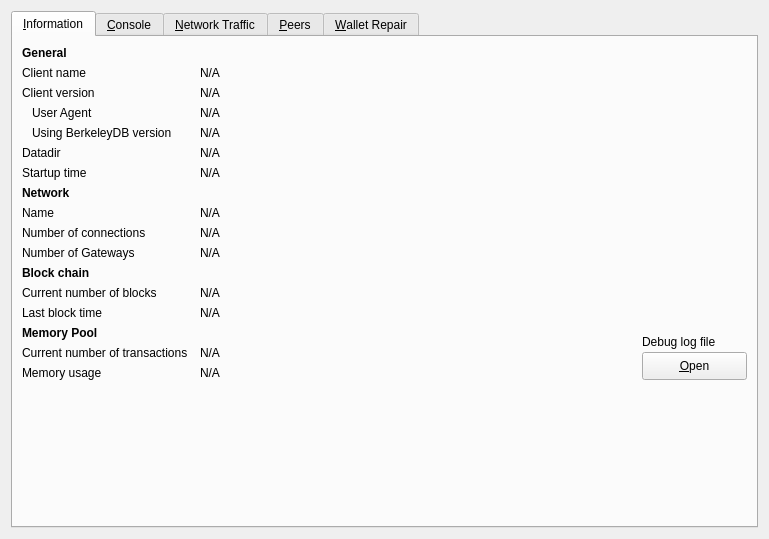
The window that src/qt/forms/debugwindow.ui (soom-4th-blockchain/soom-core) describes before a commit, drawn with Qt 5.
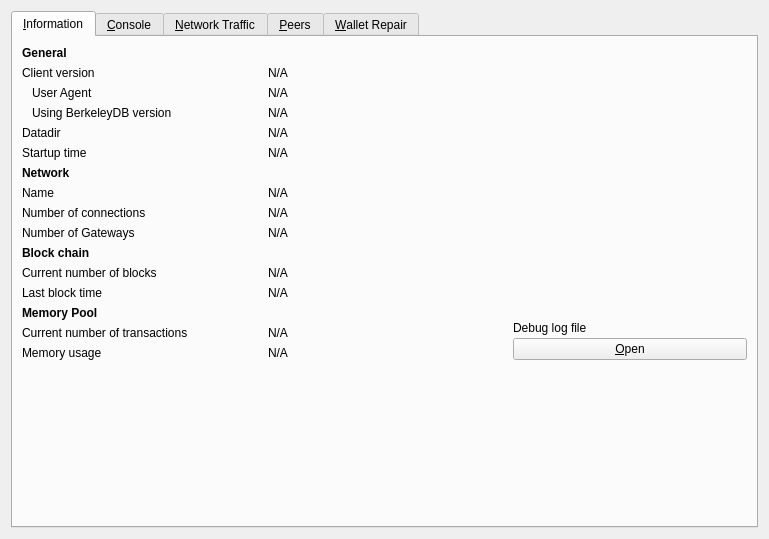
The same window after the commit. The open tabs and pages were chosen to show the change. Icons and pictures are not drawn. Custom widgets are drawn as their Qt base class.

What changed in the file:
```diff
--- a/src/qt/forms/debugwindow.ui
+++ b/src/qt/forms/debugwindow.ui
@@ -23,12 +23,12 @@
       <attribute name="title">
        <string>&amp;Information</string>
       </attribute>
-      <layout class="QGridLayout" name="gridLayout" columnstretch="0,1,0">
+      <layout class="QGridLayout" name="gridLayout" columnstretch="0,0,0">
        <property name="horizontalSpacing">
         <number>12</number>
        </property>
-       <item row="0" column="0">
-        <widget class="QLabel" name="label_9">
+       <item row="10" column="0">
+        <widget class="QLabel" name="label_10">
          <property name="font">
           <font>
            <weight>75</weight>
@@ -36,68 +36,19 @@
           </font>
          </property>
          <property name="text">
-          <string>General</string>
+          <string>Block chain</string>
          </property>
         </widget>
        </item>
-       <item row="1" column="0">
-        <widget class="QLabel" name="label_5">
+       <item row="14" column="0">
+        <widget class="QLabel" name="labelNumberOfTransactions">
          <property name="text">
-          <string>Client name</string>
+          <string>Current number of transactions</string>
          </property>
         </widget>
        </item>
-       <item row="1" column="1" colspan="2">
-        <widget class="QLabel" name="clientName">
-         <property name="cursor">
-          <cursorShape>IBeamCursor</cursorShape>
-         </property>
-         <property name="text">
-          <string>N/A</string>
-         </property>
-         <property name="textFormat">
-          <enum>Qt::PlainText</enum>
-         </property>
-         <property name="textInteractionFlags">
-          <set>Qt::LinksAccessibleByMouse|Qt::TextSelectableByKeyboard|Qt::TextSelectableByMouse</set>
-         </property>
-        </widget>
-       </item>
-       <item row="2" column="0">
-        <widget class="QLabel" name="label_6">
-         <property name="text">
-          <string>Client version</string>
-         </property>
-        </widget>
-       </item>
-       <item row="2" column="1" colspan="2">
-        <widget class="QLabel" name="clientVersion">
-         <property name="cursor">
-          <cursorShape>IBeamCursor</cursorShape>
-         </property>
-         <property name="text">
-          <string>N/A</string>
-         </property>
-         <property name="textFormat">
-          <enum>Qt::PlainText</enum>
-         </property>
-         <property name="textInteractionFlags">
-          <set>Qt::LinksAccessibleByMouse|Qt::TextSelectableByKeyboard|Qt::TextSelectableByMouse</set>
-         </property>
-        </widget>
-       </item>
-       <item row="3" column="0">
-        <widget class="QLabel" name="labelClientUserAgent">
-         <property name="text">
-          <string>User Agent</string>
-         </property>
-         <property name="indent">
-          <number>10</number>
-         </property>
-        </widget>
-       </item>
-       <item row="3" column="1" colspan="2">
-        <widget class="QLabel" name="clientUserAgent">
+       <item row="7" column="1" colspan="2">
+        <widget class="QLabel" name="networkName">
          <property name="cursor">
           <cursorShape>IBeamCursor</cursorShape>
          </property>
@@ -113,6 +64,20 @@
         </widget>
        </item>
        <item row="4" column="0">
+        <widget class="QLabel" name="label_12">
+         <property name="text">
+          <string>Datadir</string>
+         </property>
+        </widget>
+       </item>
+       <item row="9" column="1">
+        <widget class="QLabel" name="gatewayCount">
+         <property name="text">
+          <string>N/A</string>
+         </property>
+        </widget>
+       </item>
+       <item row="3" column="0">
         <widget class="QLabel" name="label_berkeleyDBVersion">
          <property name="text">
           <string>Using BerkeleyDB version</string>
@@ -122,7 +87,7 @@
          </property>
         </widget>
        </item>
-       <item row="4" column="1" colspan="2">
+       <item row="3" column="1" colspan="2">
         <widget class="QLabel" name="berkeleyDBVersion">
          <property name="cursor">
           <cursorShape>IBeamCursor</cursorShape>
@@ -138,40 +103,14 @@
          </property>
         </widget>
        </item>
-       <item row="5" column="0">
-        <widget class="QLabel" name="label_12">
+       <item row="15" column="0">
+        <widget class="QLabel" name="labelMemoryUsage">
          <property name="text">
-          <string>Datadir</string>
+          <string>Memory usage</string>
          </property>
         </widget>
        </item>
        <item row="5" column="1" colspan="2">
-        <widget class="QLabel" name="dataDir">
-         <property name="cursor">
-          <cursorShape>IBeamCursor</cursorShape>
-         </property>
-         <property name="text">
-          <string>N/A</string>
-         </property>
-         <property name="textFormat">
-          <enum>Qt::PlainText</enum>
-         </property>
-         <property name="wordWrap">
-          <bool>true</bool>
-         </property>
-         <property name="textInteractionFlags">
-          <set>Qt::LinksAccessibleByMouse|Qt::TextSelectableByKeyboard|Qt::TextSelectableByMouse</set>
-         </property>
-        </widget>
-       </item>
-       <item row="6" column="0">
-        <widget class="QLabel" name="label_13">
-         <property name="text">
-          <string>Startup time</string>
-         </property>
-        </widget>
-       </item>
-       <item row="6" column="1" colspan="2">
         <widget class="QLabel" name="startupTime">
          <property name="cursor">
           <cursorShape>IBeamCursor</cursorShape>
@@ -187,20 +126,23 @@
          </property>
         </widget>
        </item>
+       <item row="11" column="1" colspan="2">
+        <widget class="QLabel" name="numberOfBlocks">
+         <property name="cursor">
+          <cursorShape>IBeamCursor</cursorShape>
+         </property>
+         <property name="text">
+          <string>N/A</string>
+         </property>
+         <property name="textFormat">
+          <enum>Qt::PlainText</enum>
+         </property>
+         <property name="textInteractionFlags">
+          <set>Qt::LinksAccessibleByMouse|Qt::TextSelectableByKeyboard|Qt::TextSelectableByMouse</set>
+         </property>
+        </widget>
+       </item>
        <item row="7" column="0">
-        <widget class="QLabel" name="labelNetwork">
-         <property name="font">
-          <font>
-           <weight>75</weight>
-           <bold>true</bold>
-          </font>
-         </property>
-         <property name="text">
-          <string>Network</string>
-         </property>
-        </widget>
-       </item>
-       <item row="8" column="0">
         <widget class="QLabel" name="label_8">
          <property name="text">
           <string>Name</string>
@@ -208,29 +150,6 @@
         </widget>
        </item>
        <item row="8" column="1" colspan="2">
-        <widget class="QLabel" name="networkName">
-         <property name="cursor">
-          <cursorShape>IBeamCursor</cursorShape>
-         </property>
-         <property name="text">
-          <string>N/A</string>
-         </property>
-         <property name="textFormat">
-          <enum>Qt::PlainText</enum>
-         </property>
-         <property name="textInteractionFlags">
-          <set>Qt::LinksAccessibleByMouse|Qt::TextSelectableByKeyboard|Qt::TextSelectableByMouse</set>
-         </property>
-        </widget>
-       </item>
-       <item row="9" column="0">
-        <widget class="QLabel" name="label_7">
-         <property name="text">
-          <string>Number of connections</string>
-         </property>
-        </widget>
-       </item>
-       <item row="9" column="1" colspan="2">
         <widget class="QLabel" name="numberOfConnections">
          <property name="cursor">
           <cursorShape>IBeamCursor</cursorShape>
@@ -246,139 +165,7 @@
          </property>
         </widget>
        </item>
-       <item row="10" column="0">
-        <widget class="QLabel" name="gatewayCountLabel">
-         <property name="text">
-          <string>Number of Gateways</string>
-         </property>
-        </widget>
-       </item>
-       <item row="10" column="1">
-        <widget class="QLabel" name="gatewayCount">
-         <property name="text">
-          <string>N/A</string>
-         </property>
-        </widget>
-       </item>
-       <item row="11" column="0">
-        <widget class="QLabel" name="label_10">
-         <property name="font">
-          <font>
-           <weight>75</weight>
-           <bold>true</bold>
-          </font>
-         </property>
-         <property name="text">
-          <string>Block chain</string>
-         </property>
-        </widget>
-       </item>
-       <item row="12" column="0">
-        <widget class="QLabel" name="label_3">
-         <property name="text">
-          <string>Current number of blocks</string>
-         </property>
-        </widget>
-       </item>
-       <item row="12" column="1" colspan="2">
-        <widget class="QLabel" name="numberOfBlocks">
-         <property name="cursor">
-          <cursorShape>IBeamCursor</cursorShape>
-         </property>
-         <property name="text">
-          <string>N/A</string>
-         </property>
-         <property name="textFormat">
-          <enum>Qt::PlainText</enum>
-         </property>
-         <property name="textInteractionFlags">
-          <set>Qt::LinksAccessibleByMouse|Qt::TextSelectableByKeyboard|Qt::TextSelectableByMouse</set>
-         </property>
-        </widget>
-       </item>
-       <item row="13" column="0">
-        <widget class="QLabel" name="labelLastBlockTime">
-         <property name="text">
-          <string>Last block time</string>
-         </property>
-        </widget>
-       </item>
-       <item row="13" column="1" colspan="2">
-        <widget class="QLabel" name="lastBlockTime">
-         <property name="cursor">
-          <cursorShape>IBeamCursor</cursorShape>
-         </property>
-         <property name="text">
-          <string>N/A</string>
-         </property>
-         <property name="textFormat">
-          <enum>Qt::PlainText</enum>
-         </property>
-         <property name="textInteractionFlags">
-          <set>Qt::LinksAccessibleByMouse|Qt::TextSelectableByKeyboard|Qt::TextSelectableByMouse</set>
-         </property>
-        </widget>
-       </item>
-       <item row="14" column="0">
-        <widget class="QLabel" name="labelMempoolTitle">
-         <property name="font">
-          <font>
-           <weight>75</weight>
-           <bold>true</bold>
-          </font>
-         </property>
-         <property name="text">
-          <string>Memory Pool</string>
-         </property>
-        </widget>
-       </item>
-       <item row="15" column="0">
-        <widget class="QLabel" name="labelNumberOfTransactions">
-         <property name="text">
-          <string>Current number of transactions</string>
-         </property>
-        </widget>
-       </item>
-       <item row="15" column="1">
-        <widget class="QLabel" name="mempoolNumberTxs">
-         <property name="cursor">
-          <cursorShape>IBeamCursor</cursorShape>
-         </property>
-         <property name="text">
-          <string>N/A</string>
-         </property>
-         <property name="textFormat">
-          <enum>Qt::PlainText</enum>
-         </property>
-         <property name="textInteractionFlags">
-          <set>Qt::LinksAccessibleByMouse|Qt::TextSelectableByKeyboard|Qt::TextSelectableByMouse</set>
-         </property>
-        </widget>
-       </item>
-       <item row="16" column="0">
-        <widget class="QLabel" name="labelMemoryUsage">
-         <property name="text">
-          <string>Memory usage</string>
-         </property>
-        </widget>
-       </item>
-       <item row="16" column="1">
-        <widget class="QLabel" name="mempoolSize">
-         <property name="cursor">
-          <cursorShape>IBeamCursor</cursorShape>
-         </property>
-         <property name="text">
-          <string>N/A</string>
-         </property>
-         <property name="textFormat">
-          <enum>Qt::PlainText</enum>
-         </property>
-         <property name="textInteractionFlags">
-          <set>Qt::LinksAccessibleByMouse|Qt::TextSelectableByKeyboard|Qt::TextSelectableByMouse</set>
-         </property>
-        </widget>
-       </item>
-       <item row="14" column="2" rowspan="3">
+       <item row="13" column="2" rowspan="3">
         <layout class="QVBoxLayout" name="verticalLayoutDebugButton">
          <property name="spacing">
           <number>3</number>
@@ -405,12 +192,6 @@
          </item>
          <item>
           <widget class="QPushButton" name="openDebugLogfileButton">
-           <property name="minimumSize">
-            <size>
-             <width>105</width>
-             <height>28</height>
-            </size>
-           </property>
            <property name="toolTip">
             <string>Open the Soom Core debug log file from the current data directory. This can take a few seconds for large log files.</string>
            </property>
@@ -424,7 +205,79 @@
          </item>
         </layout>
        </item>
-       <item row="18" column="0">
+       <item row="5" column="0">
+        <widget class="QLabel" name="label_13">
+         <property name="text">
+          <string>Startup time</string>
+         </property>
+        </widget>
+       </item>
+       <item row="2" column="0">
+        <widget class="QLabel" name="labelClientUserAgent">
+         <property name="text">
+          <string>User Agent</string>
+         </property>
+         <property name="indent">
+          <number>10</number>
+         </property>
+        </widget>
+       </item>
+       <item row="2" column="1" colspan="2">
+        <widget class="QLabel" name="clientUserAgent">
+         <property name="cursor">
+          <cursorShape>IBeamCursor</cursorShape>
+         </property>
+         <property name="text">
+          <string>N/A</string>
+         </property>
+         <property name="textFormat">
+          <enum>Qt::PlainText</enum>
+         </property>
+         <property name="textInteractionFlags">
+          <set>Qt::LinksAccessibleByMouse|Qt::TextSelectableByKeyboard|Qt::TextSelectableByMouse</set>
+         </property>
+        </widget>
+       </item>
+       <item row="15" column="1">
+        <widget class="QLabel" name="mempoolSize">
+         <property name="cursor">
+          <cursorShape>IBeamCursor</cursorShape>
+         </property>
+         <property name="text">
+          <string>N/A</string>
+         </property>
+         <property name="textFormat">
+          <enum>Qt::PlainText</enum>
+         </property>
+         <property name="textInteractionFlags">
+          <set>Qt::LinksAccessibleByMouse|Qt::TextSelectableByKeyboard|Qt::TextSelectableByMouse</set>
+         </property>
+        </widget>
+       </item>
+       <item row="8" column="0">
+        <widget class="QLabel" name="label_7">
+         <property name="text">
+          <string>Number of connections</string>
+         </property>
+        </widget>
+       </item>
+       <item row="1" column="1" colspan="2">
+        <widget class="QLabel" name="clientVersion">
+         <property name="cursor">
+          <cursorShape>IBeamCursor</cursorShape>
+         </property>
+         <property name="text">
+          <string>N/A</string>
+         </property>
+         <property name="textFormat">
+          <enum>Qt::PlainText</enum>
+         </property>
+         <property name="textInteractionFlags">
+          <set>Qt::LinksAccessibleByMouse|Qt::TextSelectableByKeyboard|Qt::TextSelectableByMouse</set>
+         </property>
+        </widget>
+       </item>
+       <item row="17" column="0">
         <spacer name="verticalSpacer">
          <property name="orientation">
           <enum>Qt::Vertical</enum>
@@ -437,6 +290,124 @@
          </property>
         </spacer>
        </item>
+       <item row="9" column="0">
+        <widget class="QLabel" name="gatewayCountLabel">
+         <property name="text">
+          <string>Number of Gateways</string>
+         </property>
+        </widget>
+       </item>
+       <item row="6" column="0">
+        <widget class="QLabel" name="labelNetwork">
+         <property name="font">
+          <font>
+           <weight>75</weight>
+           <bold>true</bold>
+          </font>
+         </property>
+         <property name="text">
+          <string>Network</string>
+         </property>
+        </widget>
+       </item>
+       <item row="13" column="0">
+        <widget class="QLabel" name="labelMempoolTitle">
+         <property name="font">
+          <font>
+           <weight>75</weight>
+           <bold>true</bold>
+          </font>
+         </property>
+         <property name="text">
+          <string>Memory Pool</string>
+         </property>
+        </widget>
+       </item>
+       <item row="11" column="0">
+        <widget class="QLabel" name="label_3">
+         <property name="text">
+          <string>Current number of blocks</string>
+         </property>
+        </widget>
+       </item>
+       <item row="0" column="0">
+        <widget class="QLabel" name="label_9">
+         <property name="font">
+          <font>
+           <weight>75</weight>
+           <bold>true</bold>
+          </font>
+         </property>
+         <property name="text">
+          <string>General</string>
+         </property>
+        </widget>
+       </item>
+       <item row="12" column="1" colspan="2">
+        <widget class="QLabel" name="lastBlockTime">
+         <property name="cursor">
+          <cursorShape>IBeamCursor</cursorShape>
+         </property>
+         <property name="text">
+          <string>N/A</string>
+         </property>
+         <property name="textFormat">
+          <enum>Qt::PlainText</enum>
+         </property>
+         <property name="textInteractionFlags">
+          <set>Qt::LinksAccessibleByMouse|Qt::TextSelectableByKeyboard|Qt::TextSelectableByMouse</set>
+         </property>
+        </widget>
+       </item>
+       <item row="14" column="1">
+        <widget class="QLabel" name="mempoolNumberTxs">
+         <property name="cursor">
+          <cursorShape>IBeamCursor</cursorShape>
+         </property>
+         <property name="text">
+          <string>N/A</string>
+         </property>
+         <property name="textFormat">
+          <enum>Qt::PlainText</enum>
+         </property>
+         <property name="textInteractionFlags">
+          <set>Qt::LinksAccessibleByMouse|Qt::TextSelectableByKeyboard|Qt::TextSelectableByMouse</set>
+         </property>
+        </widget>
+       </item>
+       <item row="4" column="1" colspan="2">
+        <widget class="QLabel" name="dataDir">
+         <property name="cursor">
+          <cursorShape>IBeamCursor</cursorShape>
+         </property>
+         <property name="text">
+          <string>N/A</string>
+         </property>
+         <property name="textFormat">
+          <enum>Qt::PlainText</enum>
+         </property>
+         <property name="wordWrap">
+          <bool>true</bool>
+         </property>
+         <property name="textInteractionFlags">
+          <set>Qt::LinksAccessibleByMouse|Qt::TextSelectableByKeyboard|Qt::TextSelectableByMouse</set>
+         </property>
+        </widget>
+       </item>
+       <item row="1" column="0">
+        <widget class="QLabel" name="label_6">
+         <property name="text">
+          <string>Client version</string>
+         </property>
+        </widget>
+       </item>
+       <item row="12" column="0">
+        <widget class="QLabel" name="labelLastBlockTime">
+         <property name="text">
+          <string>Last block time</string>
+         </property>
+        </widget>
+       </item>
       </layout>
      </widget>
      <widget class="QWidget" name="tab_console">
```
Left out of the diff: 8 changed lines with no effect on the pictures.
